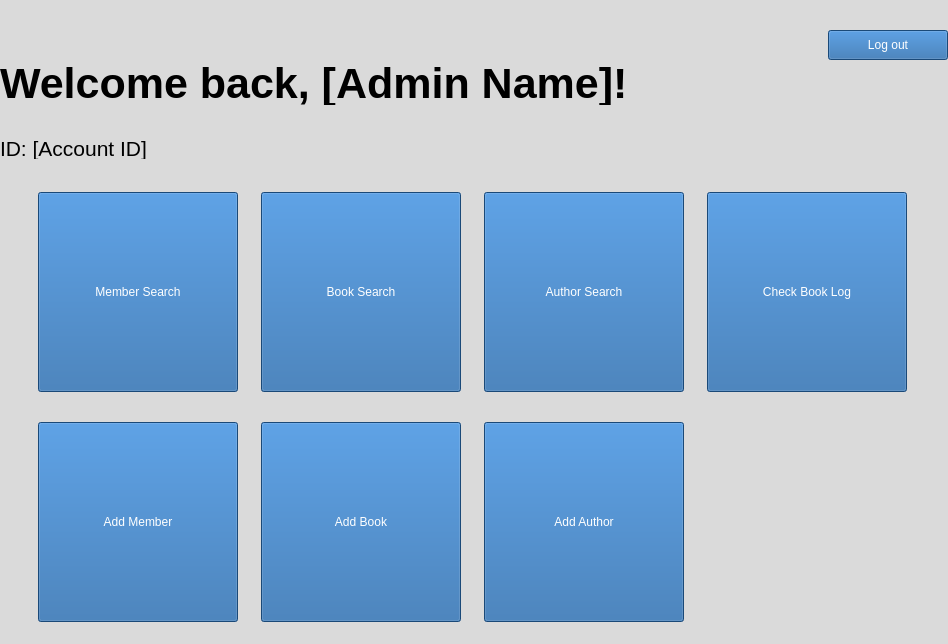
This is adminmenu.ui in apteryxxyz/cs106-a2-client as Qt 5 draws it before an edit. The edited form follows.
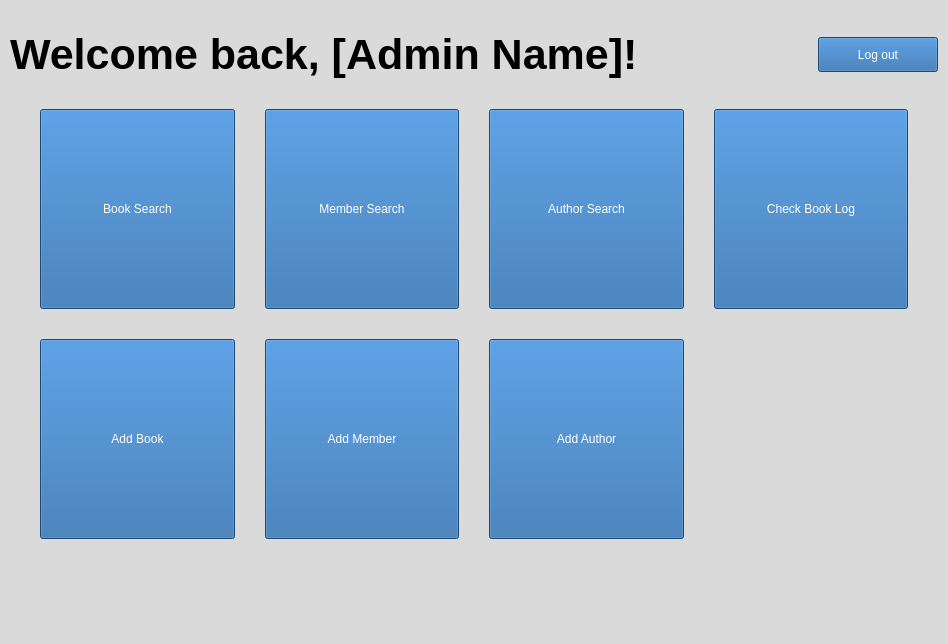
This is the edited form.

Commit message: Fixed responsiveness for title

What changed in the file:
```diff
--- a/adminmenu.ui
+++ b/adminmenu.ui
@@ -109,35 +109,25 @@
      </disabled>
     </palette>
    </property>
-   <layout class="QVBoxLayout" name="verticalLayout_2" stretch="0,1">
+   <layout class="QVBoxLayout" name="verticalLayout_2" stretch="0,1,0">
     <property name="spacing">
      <number>0</number>
     </property>
     <property name="leftMargin">
-     <number>0</number>
+     <number>10</number>
     </property>
     <property name="topMargin">
      <number>30</number>
     </property>
     <property name="rightMargin">
-     <number>0</number>
+     <number>10</number>
     </property>
     <property name="bottomMargin">
-     <number>0</number>
+     <number>10</number>
     </property>
     <item>
-     <layout class="QHBoxLayout" name="horizontalLayout" stretch="0,0">
-      <property name="spacing">
-       <number>0</number>
-      </property>
-      <item>
-       <layout class="QHBoxLayout" name="horizontalLayout_2">
-        <item>
-         <layout class="QVBoxLayout" name="verticalLayout">
-          <property name="spacing">
-           <number>0</number>
-          </property>
-          <item>
+     <layout class="QGridLayout" name="gridLayout_2">
+      <item row="0" column="0">
            <widget class="QLabel" name="label_welcome">
             <property name="sizePolicy">
              <sizepolicy hsizetype="Maximum" vsizetype="Maximum">
@@ -154,7 +144,7 @@
             <property name="maximumSize">
              <size>
               <width>640</width>
-              <height>43</height>
+          <height>60</height>
              </size>
             </property>
             <property name="font">
@@ -171,127 +161,7 @@
             </property>
            </widget>
           </item>
-          <item>
-           <widget class="QLabel" name="label_id">
-            <property name="enabled">
-             <bool>true</bool>
-            </property>
-            <property name="sizePolicy">
-             <sizepolicy hsizetype="Preferred" vsizetype="Maximum">
-              <horstretch>0</horstretch>
-              <verstretch>0</verstretch>
-             </sizepolicy>
-            </property>
-            <property name="maximumSize">
-             <size>
-              <width>155</width>
-              <height>22</height>
-             </size>
-            </property>
-            <property name="palette">
-             <palette>
-              <active>
-               <colorrole role="Button">
-                <brush brushstyle="SolidPattern">
-                 <color alpha="255">
-                  <red>218</red>
-                  <green>218</green>
-                  <blue>218</blue>
-                 </color>
-                </brush>
-               </colorrole>
-               <colorrole role="Base">
-                <brush brushstyle="SolidPattern">
-                 <color alpha="255">
-                  <red>218</red>
-                  <green>218</green>
-                  <blue>218</blue>
-                 </color>
-                </brush>
-               </colorrole>
-               <colorrole role="Window">
-                <brush brushstyle="SolidPattern">
-                 <color alpha="255">
-                  <red>218</red>
-                  <green>218</green>
-                  <blue>218</blue>
-                 </color>
-                </brush>
-               </colorrole>
-              </active>
-              <inactive>
-               <colorrole role="Button">
-                <brush brushstyle="SolidPattern">
-                 <color alpha="255">
-                  <red>218</red>
-                  <green>218</green>
-                  <blue>218</blue>
-                 </color>
-                </brush>
-               </colorrole>
-               <colorrole role="Base">
-                <brush brushstyle="SolidPattern">
-                 <color alpha="255">
-                  <red>218</red>
-                  <green>218</green>
-                  <blue>218</blue>
-                 </color>
-                </brush>
-               </colorrole>
-               <colorrole role="Window">
-                <brush brushstyle="SolidPattern">
-                 <color alpha="255">
-                  <red>218</red>
-                  <green>218</green>
-                  <blue>218</blue>
-                 </color>
-                </brush>
-               </colorrole>
-              </inactive>
-              <disabled>
-               <colorrole role="Button">
-                <brush brushstyle="SolidPattern">
-                 <color alpha="255">
-                  <red>218</red>
-                  <green>218</green>
-                  <blue>218</blue>
-                 </color>
-                </brush>
-               </colorrole>
-               <colorrole role="Base">
-                <brush brushstyle="SolidPattern">
-                 <color alpha="255">
-                  <red>218</red>
-                  <green>218</green>
-                  <blue>218</blue>
-                 </color>
-                </brush>
-               </colorrole>
-               <colorrole role="Window">
-                <brush brushstyle="SolidPattern">
-                 <color alpha="255">
-                  <red>218</red>
-                  <green>218</green>
-                  <blue>218</blue>
-                 </color>
-                </brush>
-               </colorrole>
-              </disabled>
-             </palette>
-            </property>
-            <property name="font">
-             <font>
-              <pointsize>16</pointsize>
-             </font>
-            </property>
-            <property name="text">
-             <string>ID: [Account ID]</string>
-            </property>
-           </widget>
-          </item>
-         </layout>
-        </item>
-        <item>
+      <item row="0" column="1">
          <spacer name="horizontalSpacer">
           <property name="orientation">
            <enum>Qt::Horizontal</enum>
@@ -304,11 +174,7 @@
           </property>
          </spacer>
         </item>
-       </layout>
-      </item>
-      <item>
-       <layout class="QVBoxLayout" name="verticalLayout_3">
-        <item>
+      <item row="0" column="2">
          <widget class="QPushButton" name="pushButton_logout">
           <property name="sizePolicy">
            <sizepolicy hsizetype="Maximum" vsizetype="Maximum">
@@ -338,7 +204,7 @@
           </property>
          </widget>
         </item>
-        <item>
+      <item row="1" column="0">
          <spacer name="verticalSpacer">
           <property name="orientation">
            <enum>Qt::Vertical</enum>
@@ -353,8 +219,6 @@
         </item>
        </layout>
       </item>
-     </layout>
-    </item>
     <item>
      <layout class="QGridLayout" name="gridLayout">
       <property name="leftMargin">
@@ -369,49 +233,10 @@
       <property name="bottomMargin">
        <number>0</number>
       </property>
-      <property name="horizontalSpacing">
-       <number>15</number>
-      </property>
-      <property name="verticalSpacing">
+      <property name="spacing">
        <number>30</number>
       </property>
-      <item row="6" column="2">
-       <widget class="QPushButton" name="pushButton_authorSearch">
-        <property name="sizePolicy">
-         <sizepolicy hsizetype="Minimum" vsizetype="Minimum">
-          <horstretch>0</horstretch>
-          <verstretch>0</verstretch>
-         </sizepolicy>
-        </property>
-        <property name="minimumSize">
-         <size>
-          <width>50</width>
-          <height>50</height>
-         </size>
-        </property>
-        <property name="maximumSize">
-         <size>
-          <width>200</width>
-          <height>200</height>
-         </size>
-        </property>
-        <property name="sizeIncrement">
-         <size>
-          <width>0</width>
-          <height>0</height>
-         </size>
-        </property>
-        <property name="styleSheet">
-         <string notr="true">color: white;
-background-color: #2466A8;
-</string>
-        </property>
-        <property name="text">
-         <string>Author Search</string>
-        </property>
-       </widget>
-      </item>
-      <item row="6" column="0">
+      <item row="6" column="1">
        <widget class="QPushButton" name="pushButton_memberSearch">
         <property name="sizePolicy">
          <sizepolicy hsizetype="Minimum" vsizetype="Minimum">
@@ -447,8 +272,8 @@
         </property>
        </widget>
       </item>
-      <item row="7" column="0">
-       <widget class="QPushButton" name="pushButton_memberAdd">
+      <item row="6" column="3">
+       <widget class="QPushButton" name="pushButton_authorSearch">
         <property name="sizePolicy">
          <sizepolicy hsizetype="Minimum" vsizetype="Minimum">
           <horstretch>0</horstretch>
@@ -479,11 +304,11 @@
 </string>
         </property>
         <property name="text">
-         <string>Add Member</string>
+         <string>Author Search</string>
         </property>
        </widget>
       </item>
-      <item row="7" column="2">
+      <item row="7" column="3">
        <widget class="QPushButton" name="pushButton_authorAdd">
         <property name="sizePolicy">
          <sizepolicy hsizetype="Minimum" vsizetype="Minimum">
@@ -519,7 +344,79 @@
         </property>
        </widget>
       </item>
-      <item row="6" column="1">
+      <item row="6" column="5">
+       <widget class="QPushButton" name="pushButton_bookLog">
+        <property name="sizePolicy">
+         <sizepolicy hsizetype="Minimum" vsizetype="Minimum">
+          <horstretch>0</horstretch>
+          <verstretch>0</verstretch>
+         </sizepolicy>
+        </property>
+        <property name="minimumSize">
+         <size>
+          <width>50</width>
+          <height>50</height>
+         </size>
+        </property>
+        <property name="maximumSize">
+         <size>
+          <width>200</width>
+          <height>200</height>
+         </size>
+        </property>
+        <property name="sizeIncrement">
+         <size>
+          <width>0</width>
+          <height>0</height>
+         </size>
+        </property>
+        <property name="styleSheet">
+         <string notr="true">color: white;
+background-color: #2466A8;
+</string>
+        </property>
+        <property name="text">
+         <string>Check Book Log</string>
+        </property>
+       </widget>
+      </item>
+      <item row="7" column="1">
+       <widget class="QPushButton" name="pushButton_memberAdd">
+        <property name="sizePolicy">
+         <sizepolicy hsizetype="Minimum" vsizetype="Minimum">
+          <horstretch>0</horstretch>
+          <verstretch>0</verstretch>
+         </sizepolicy>
+        </property>
+        <property name="minimumSize">
+         <size>
+          <width>50</width>
+          <height>50</height>
+         </size>
+        </property>
+        <property name="maximumSize">
+         <size>
+          <width>200</width>
+          <height>200</height>
+         </size>
+        </property>
+        <property name="sizeIncrement">
+         <size>
+          <width>0</width>
+          <height>0</height>
+         </size>
+        </property>
+        <property name="styleSheet">
+         <string notr="true">color: white;
+background-color: #2466A8;
+</string>
+        </property>
+        <property name="text">
+         <string>Add Member</string>
+        </property>
+       </widget>
+      </item>
+      <item row="6" column="0">
        <widget class="QPushButton" name="pushButton_bookSearch">
         <property name="sizePolicy">
          <sizepolicy hsizetype="Minimum" vsizetype="Minimum">
@@ -555,7 +452,7 @@
         </property>
        </widget>
       </item>
-      <item row="7" column="1">
+      <item row="7" column="0">
        <widget class="QPushButton" name="pushButton_bookAdd">
         <property name="sizePolicy">
          <sizepolicy hsizetype="Minimum" vsizetype="Minimum">
@@ -591,44 +488,21 @@
         </property>
        </widget>
       </item>
-      <item row="6" column="4">
-       <widget class="QPushButton" name="pushButton_bookLog">
-        <property name="sizePolicy">
-         <sizepolicy hsizetype="Minimum" vsizetype="Minimum">
-          <horstretch>0</horstretch>
-          <verstretch>0</verstretch>
-         </sizepolicy>
-        </property>
-        <property name="minimumSize">
-         <size>
-          <width>50</width>
-          <height>50</height>
-         </size>
-        </property>
-        <property name="maximumSize">
-         <size>
-          <width>200</width>
-          <height>200</height>
-         </size>
-        </property>
-        <property name="sizeIncrement">
-         <size>
-          <width>0</width>
-          <height>0</height>
-         </size>
-        </property>
-        <property name="styleSheet">
-         <string notr="true">color: white;
-background-color: #2466A8;
-</string>
-        </property>
-        <property name="text">
-         <string>Check Book Log</string>
-        </property>
-       </widget>
-      </item>
      </layout>
     </item>
+    <item>
+     <spacer name="verticalSpacer_2">
+      <property name="orientation">
+       <enum>Qt::Vertical</enum>
+      </property>
+      <property name="sizeHint" stdset="0">
+       <size>
+        <width>20</width>
+        <height>40</height>
+       </size>
+      </property>
+     </spacer>
+    </item>
    </layout>
   </widget>
   <widget class="QMenuBar" name="menubar">
```
Lines whose indentation alone changed are shown as unchanged.
